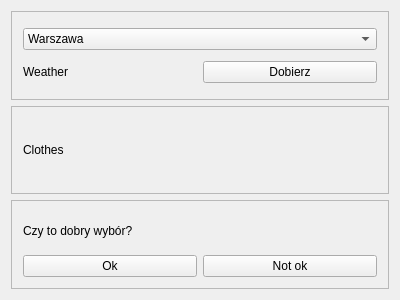
First picture: the form in mainwindow.ui, repository strza1ka/Ekspertowe, before the edit.
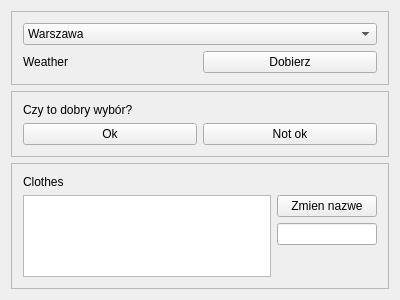
Second picture: the form after the edit.

The edit to the form file:
```diff
--- a/mainwindow.ui
+++ b/mainwindow.ui
@@ -67,17 +67,30 @@
        <enum>QFrame::Raised</enum>
       </property>
       <layout class="QGridLayout" name="gridLayout_3">
-       <item row="0" column="0">
+       <item row="2" column="0" rowspan="3">
+        <widget class="QListWidget" name="listCloths"/>
+       </item>
+       <item row="1" column="0">
         <widget class="QLabel" name="labelClothes">
          <property name="text">
           <string>Clothes</string>
          </property>
         </widget>
        </item>
+       <item row="2" column="1">
+        <widget class="QPushButton" name="buttonChangeName">
+         <property name="text">
+          <string>Zmien nazwe</string>
+         </property>
+        </widget>
+       </item>
+       <item row="3" column="1">
+        <widget class="QLineEdit" name="lineEdit"/>
+       </item>
       </layout>
      </widget>
     </item>
-    <item row="4" column="0">
+    <item row="1" column="0">
      <widget class="QFrame" name="frameResult">
       <property name="frameShape">
        <enum>QFrame::StyledPanel</enum>
```
